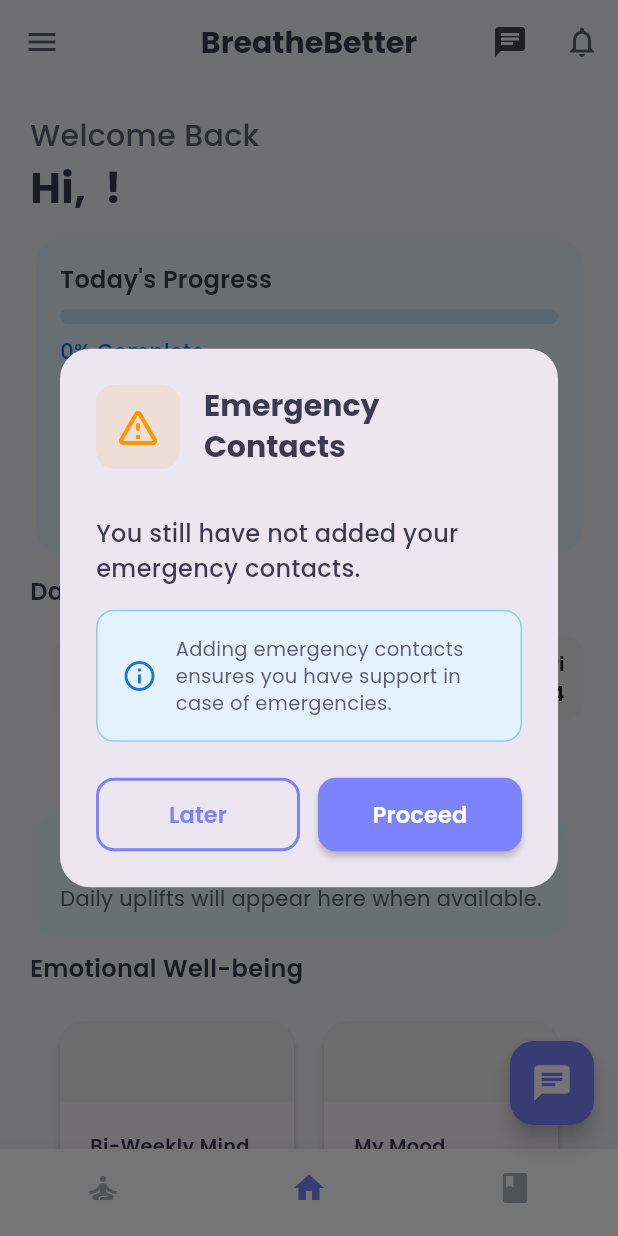
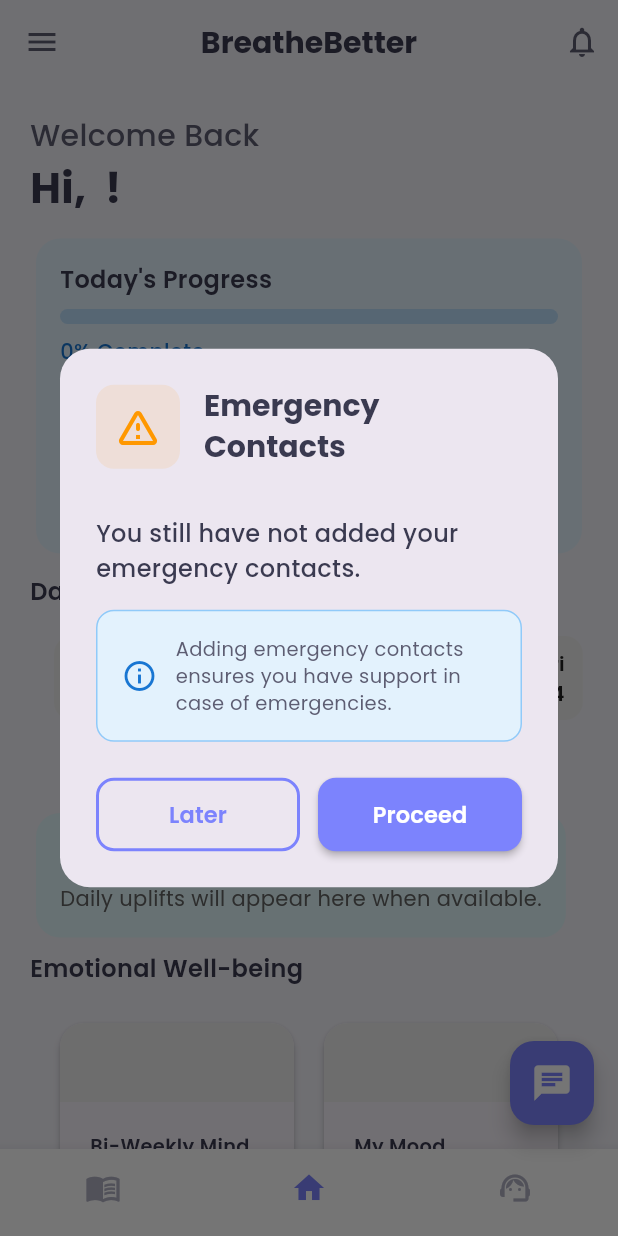
Before and after one commit to SubelarioIsrael/reyal_kapobato, a Flutter app: the StudentHome screen opened by its route, on a phone screen of 412 x 824 dp. Run offline on Flutter 3.47's test engine with Material 3 defaults, Android fonts, the light colour scheme and no system bars; our stand-ins replace app_links, connectivity_plus, firebase_core, flutter_dotenv, flutter_local_notifications, google_fonts and 5 more; missing offline and left inert: onesignal_flutter, zego_uikit_prebuilt_call; accounts and stored records are empty; network calls fail.

Commit message:
UI change

```diff
--- a/lib/components/student_drawer.dart
+++ b/lib/components/student_drawer.dart
@@ -228,6 +228,14 @@
               Navigator.pushNamed(context, 'student-journal-entries');
             },
           ),
+          // Added quick access to Appointments to reduce scrolling
+          _buildDrawerItem(
+            icon: Icons.calendar_today_rounded,
+            title: 'My Appointments',
+            onTap: () {
+              Navigator.pushNamed(context, 'student-appointments');
+            },
+          ),
           _buildDrawerItem(
             icon: Icons.contacts_rounded,
             title: 'Emergency Contacts',
--- a/lib/pages/student/student_home.dart
+++ b/lib/pages/student/student_home.dart
@@ -300,14 +300,14 @@
       _selectedIndex = index;
     });
     switch (index) {
-      case 0: // Breathing Exercises
-        Navigator.pushNamed(context, 'student-breathing-exercises');
+      case 0: // Wellness Resources (replacing Breathing Exercises in bottom nav)
+        Navigator.pushNamed(context, 'student-mental-health-resources');
         break;
       case 1: // Home (stay on this page)
         // No navigation needed, already on home
         break;
-      case 2: // Mood Journal
-        Navigator.pushNamed(context, 'student-mood-journal');
+      case 2: // Connect with a Counselor (replacing Mood Journal in bottom nav)
+        Navigator.pushNamed(context, 'student-counselors');
         break;
     }
   }
@@ -677,38 +677,6 @@
           ),
           centerTitle: true,
           actions: [
-            Stack(
-              children: [
-                IconButton(
-                  key: const Key('chatButton'),
-                  icon: const Icon(Icons.chat),
-                  onPressed: () {
-                    Navigator.pushNamed(context, 'student-chat-list');
-                  },
-                ),
-                if (_unreadMessagesCount > 0)
-                  Positioned(
-                    right: 8,
-                    top: 8,
-                    child: Container(
-                      key: const Key('chatNotificationBadge'),
-                      padding: const EdgeInsets.all(4),
-                      decoration: BoxDecoration(
-                        color: Colors.red,
-                        shape: BoxShape.circle,
-                      ),
-                      child: Text(
-                        '$_unreadMessagesCount',
-                        style: const TextStyle(
-                          color: Colors.white,
-                          fontSize: 12,
-                          fontWeight: FontWeight.bold,
-                        ),
-                      ),
-                    ),
-                  ),
-              ],
-            ),
             const StudentNotificationButton(),
           ],
         ),
@@ -904,11 +872,10 @@
           onTap: _onItemTapped,
           items: const [
             BottomNavigationBarItem(
-                icon: Icon(Icons.self_improvement),
-                label: 'Breathing Exercises'),
+                icon: Icon(Icons.menu_book), label: 'Wellness Resources'),
             BottomNavigationBarItem(icon: Icon(Icons.home), label: 'Home'),
             BottomNavigationBarItem(
-                icon: Icon(Icons.book), label: 'Mood Journal'),
+                icon: Icon(Icons.support_agent), label: 'Connect'),
           ],
         ),
         floatingActionButton: FloatingActionButton(
```
